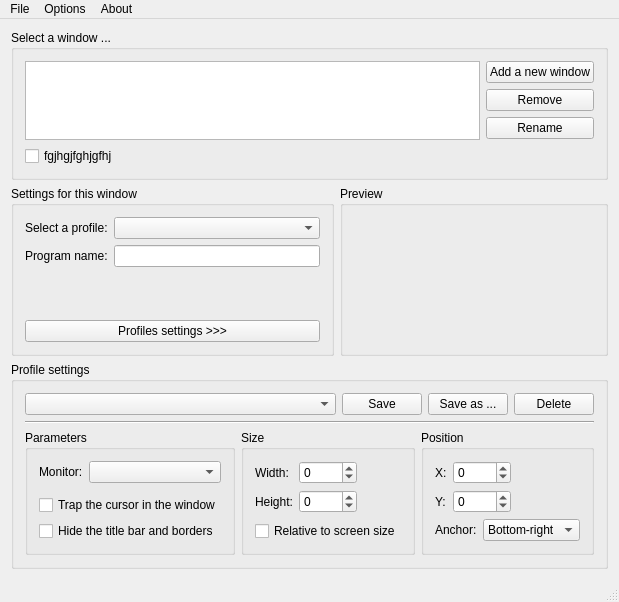
Before: the Qt Designer form FullScreenWindow/fullscreenwindow.ui in Miow/FullScreenWindow, drawn with Qt 5.
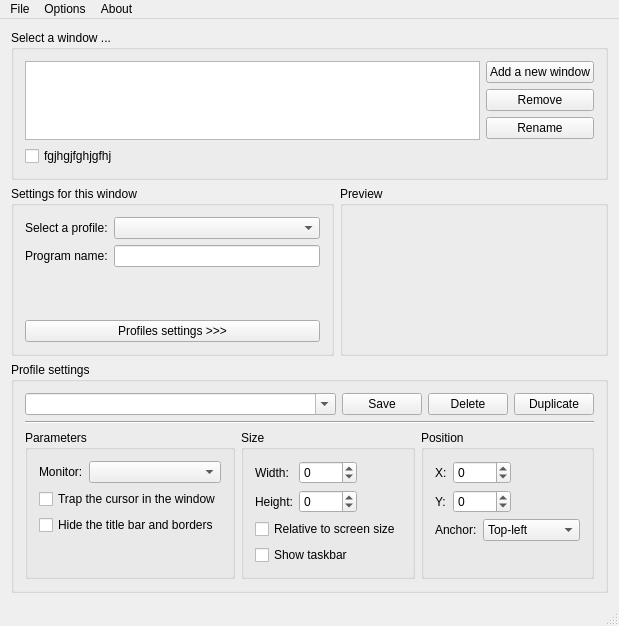
After: the same form once the commit is applied.

```diff
--- a/FullScreenWindow/fullscreenwindow.ui
+++ b/FullScreenWindow/fullscreenwindow.ui
@@ -7,7 +7,7 @@
     <x>0</x>
     <y>0</y>
     <width>543</width>
-    <height>566</height>
+    <height>589</height>
    </rect>
   </property>
   <property name="windowTitle">
@@ -60,22 +60,25 @@
              <height>0</height>
             </size>
            </property>
+           <property name="editable">
+            <bool>true</bool>
+           </property>
            <property name="maxVisibleItems">
             <number>20</number>
            </property>
           </widget>
          </item>
-         <item row="0" column="3">
+         <item row="0" column="2">
           <widget class="QPushButton" name="pushButton_Profile_Delete">
            <property name="text">
             <string>Delete</string>
            </property>
           </widget>
          </item>
-         <item row="0" column="2">
-          <widget class="QPushButton" name="pushButton_Profile_SaveAs">
+         <item row="0" column="3">
+          <widget class="QPushButton" name="pushButton_Profile_Duplicate">
            <property name="text">
-            <string>Save as ...</string>
+            <string>Duplicate</string>
            </property>
           </widget>
          </item>
@@ -91,21 +94,21 @@
            <layout class="QGridLayout" name="gridLayout_3">
             <item row="1" column="0">
              <layout class="QGridLayout" name="gridLayout_13">
-              <item row="1" column="0">
-               <widget class="QCheckBox" name="checkBox_CursorClip">
-                <property name="text">
-                 <string>Trap the cursor in the window</string>
-                </property>
-               </widget>
-              </item>
-              <item row="2" column="0">
+              <item row="3" column="0">
                <widget class="QCheckBox" name="checkBox_TitleBar">
                 <property name="text">
                  <string>Hide the title bar and borders</string>
                 </property>
                </widget>
               </item>
-              <item row="0" column="0">
+              <item row="2" column="0">
+               <widget class="QCheckBox" name="checkBox_CursorClip">
+                <property name="text">
+                 <string>Trap the cursor in the window</string>
+                </property>
+               </widget>
+              </item>
+              <item row="1" column="0">
                <layout class="QFormLayout" name="formLayout">
                 <property name="fieldGrowthPolicy">
                  <enum>QFormLayout::AllNonFixedFieldsGrow</enum>
@@ -131,6 +134,19 @@
               </item>
              </layout>
             </item>
+            <item row="2" column="0">
+             <spacer name="verticalSpacer_2">
+              <property name="orientation">
+               <enum>Qt::Vertical</enum>
+              </property>
+              <property name="sizeHint" stdset="0">
+               <size>
+                <width>0</width>
+                <height>0</height>
+               </size>
+              </property>
+             </spacer>
+            </item>
            </layout>
           </widget>
          </item>
@@ -146,6 +162,13 @@
             <string>Size</string>
            </property>
            <layout class="QGridLayout" name="gridLayout_4">
+            <item row="2" column="0">
+             <widget class="QCheckBox" name="checkBox_SizeIsRelative">
+              <property name="text">
+               <string>Relative to screen size</string>
+              </property>
+             </widget>
+            </item>
             <item row="1" column="0">
              <layout class="QFormLayout" name="formLayout_4">
               <property name="fieldGrowthPolicy">
@@ -202,10 +225,10 @@
               </item>
              </layout>
             </item>
-            <item row="2" column="0">
-             <widget class="QCheckBox" name="checkBox_SizeIsRelative">
+            <item row="3" column="0">
+             <widget class="QCheckBox" name="checkBox_TaskBar">
               <property name="text">
-               <string>Relative to screen size</string>
+               <string>Show taskbar</string>
               </property>
              </widget>
             </item>
@@ -240,16 +263,6 @@
                   <height>0</height>
                  </size>
                 </property>
-                <item>
-                 <property name="text">
-                  <string>Bottom-right</string>
-                 </property>
-                </item>
-                <item>
-                 <property name="text">
-                  <string>Center</string>
-                 </property>
-                </item>
                 <item>
                  <property name="text">
                   <string>Top-left</string>
@@ -260,11 +273,21 @@
                   <string>Top-right</string>
                  </property>
                 </item>
+                <item>
+                 <property name="text">
+                  <string>Center</string>
+                 </property>
+                </item>
                 <item>
                  <property name="text">
                   <string>Bottom-left</string>
                  </property>
                 </item>
+                <item>
+                 <property name="text">
+                  <string>Bottom-right</string>
+                 </property>
+                </item>
                </widget>
               </item>
               <item row="0" column="0">
@@ -500,8 +523,8 @@
            </property>
            <property name="sizeHint" stdset="0">
             <size>
-             <width>20</width>
-             <height>40</height>
+             <width>0</width>
+             <height>0</height>
             </size>
            </property>
           </spacer>
```
Left out of the diff: 1 changed line with no effect on the pictures.
